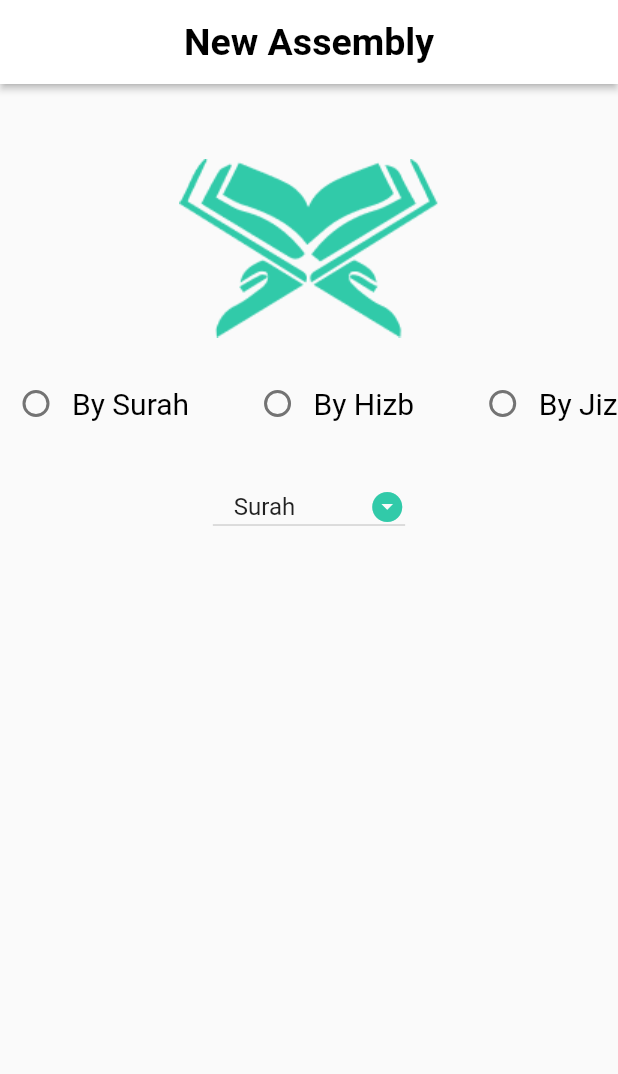
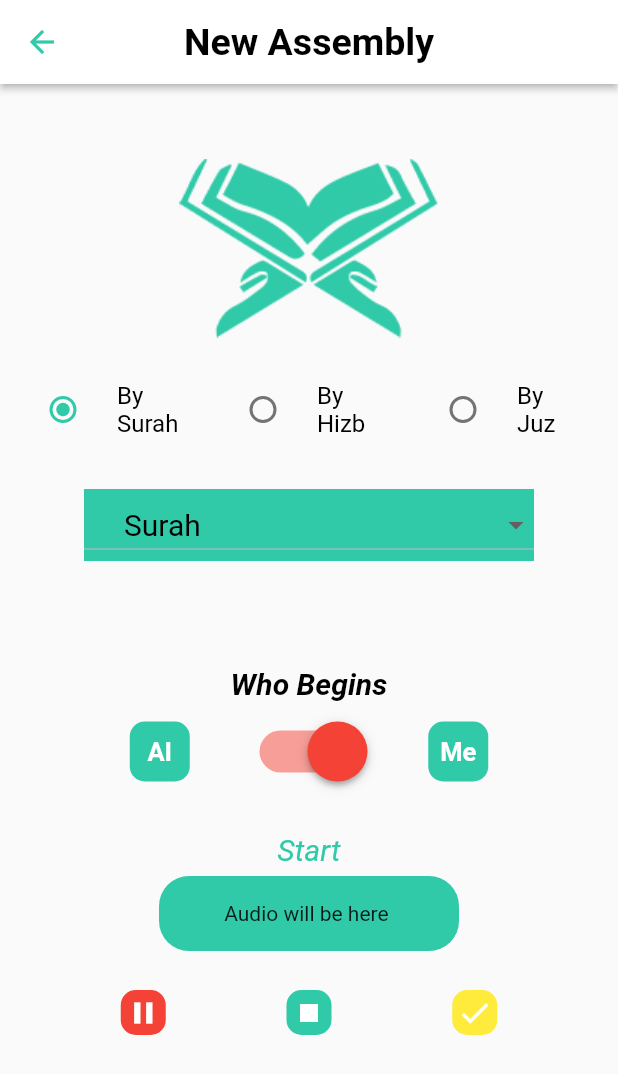
Before and after one commit to moonuure/subac_app, a Flutter app: the NewAssembly screen opened directly, on a phone screen of 412 x 824 dp. Shown: the top 1074 px of the screen. Run offline on Flutter 3.47's test engine with Material 2 defaults, Android fonts, the phone set to English and light mode, and no system bars; drawn by our look-alikes of dropdown_button2; our stand-ins replace curved_navigation_bar, google_fonts, intl_phone_field, syncfusion_flutter_gauges; Roboto replaces fonts that are missing (Rosario).

Commit message:
add new file call

```diff
--- a/lib/Ass_Com/new_assemblu.dart
+++ /dev/null
@@ -1,148 +0,0 @@
-import 'package:flutter/material.dart';
-import 'package:google_fonts/google_fonts.dart';
-import 'package:dropdown_button2/dropdown_button2.dart';
-
-class NewAssembly extends StatefulWidget {
-  NewAssembly({super.key});
-
-  @override
-  State<NewAssembly> createState() => _NewAssemblyState();
-}
-
-class _NewAssemblyState extends State<NewAssembly> {
-  String? groupValue;
-  final List<String> listItems = ["Surah", "Hizb", "Juz"];
-  String selectedVal = "Select One";
-  int index = 0;
-
-  dropDownState() {
-    selectedVal = listItems[index];
-  }
-
-  @override
-  Widget build(BuildContext context) {
-    return Scaffold(
-      appBar: AppBar(
-        centerTitle: true,
-        backgroundColor: Colors.white,
-        elevation: 2.0,
-        title: Text(
-          "New Assembly",
-          style: GoogleFonts.rosario(
-              fontSize: 25, fontWeight: FontWeight.bold, color: Colors.black),
-        ),
-      ),
-      body: Center(
-        child: Padding(
-          padding: const EdgeInsets.only(top: 50),
-          child: Column(
-            children: [
-              Image(image: AssetImage("images/kitab.png")),
-              SizedBox(
-                height: 20,
-              ),
-              Row(
-                children: <Widget>[
-                  Radio(
-                      activeColor: Color.fromARGB(255, 49, 202, 169),
-                      value: "By Surah",
-                      groupValue: groupValue,
-                      onChanged: (value) {
-                        setState(() {
-                          this.groupValue = value.toString();
-                        });
-                      }),
-                  Text(
-                    "By Surah",
-                    style:
-                        GoogleFonts.rosario(fontSize: 20, color: Colors.black),
-                  ),
-                  SizedBox(
-                    width: 35,
-                  ),
-                  Radio(
-                      activeColor: Color.fromARGB(255, 49, 202, 169),
-                      value: "By Hizb",
-                      groupValue: groupValue,
-                      onChanged: (value) {
-                        setState(() {
-                          this.groupValue = value.toString();
-                        });
-                      }),
-                  Text(
-                    "By Hizb",
-                    style:
-                        GoogleFonts.rosario(fontSize: 20, color: Colors.black),
-                  ),
-                  SizedBox(
-                    width: 35,
-                  ),
-                  Radio(
-                      activeColor: Color.fromARGB(255, 49, 202, 169),
-                      value: "Bu Juz",
-                      groupValue: groupValue,
-                      onChanged: (value) {
-                        setState(() {
-                          this.groupValue = value.toString();
-                        });
-                      }),
-                  Text(
-                    "By Jiz",
-                    style:
-                        GoogleFonts.rosario(fontSize: 20, color: Colors.black),
-                  ),
-                ],
-              ),
-              SizedBox(
-                height: 25,
-              ),
-              DropdownButton2<String>(
-                hint: Text("Select One"),
-                items: listItems.map((e) {
-                  // print(e);
-                  return DropdownMenuItem(
-                    child: Text(e),
-                    value: e,
-                  );
-                }).toList(),
-                value: listItems[index],
-                onChanged: (value) {
-                  setState(() {
-                    selectedVal = value.toString();
-                  });
-                },
-                iconStyleData: IconStyleData(
-                  icon: Icon(
-                    Icons.arrow_drop_down_circle,
-                  ),
-                  iconSize: 24,
-                  iconEnabledColor: Color.fromARGB(255, 49, 202, 169),
-                  iconDisabledColor: Colors.red.shade500,
-                ),
-                dropdownStyleData: DropdownStyleData(
-                  maxHeight: 300,
-                  padding: EdgeInsets.symmetric(horizontal: 100.0),
-                  decoration: BoxDecoration(
-                    borderRadius: BorderRadius.circular(8.0),
-                    color: Color.fromARGB(255, 49, 202, 169),
-                  ),
-                  elevation: 8,
-                  offset: const Offset(-20, 0),
-                  scrollbarTheme: ScrollbarThemeData(
-                    radius: const Radius.circular(40),
-                    thickness: MaterialStateProperty.all<double>(6),
-                    thumbVisibility: MaterialStateProperty.all<bool>(true),
-                  ),
-                ),
-                menuItemStyleData: const MenuItemStyleData(
-                  height: 40,
-                  padding: EdgeInsets.only(left: 14, right: 14),
-                ),
-              ),
-            ],
-          ),
-        ),
-      ),
-    );
-  }
-}
--- a/lib/Dashboard/dashBoard.dart
+++ b/lib/Dashboard/dashBoard.dart
@@ -3,6 +3,7 @@ import 'package:curved_navigation_bar/curved_navigation_bar.dart';
 
 import '../Ass_Com/home.dart';
 import '../Pages/Profile.dart';
+
 
 class DashBoard extends StatefulWidget {
   @override
--- /dev/null
+++ b/lib/Pages/new_assemblu.dart
@@ -0,0 +1,237 @@
+import 'package:flutter/material.dart';
+import 'package:google_fonts/google_fonts.dart';
+import 'package:dropdown_button2/dropdown_button2.dart';
+
+class NewAssembly extends StatefulWidget {
+  NewAssembly({super.key});
+
+  @override
+  State<NewAssembly> createState() => _NewAssemblyState();
+}
+
+class _NewAssemblyState extends State<NewAssembly> {
+  final List<String> listItems = ["Surah", "Hizb", "Juz"];
+  String _selectedMenuItemValue = "Surah";
+  int _selectedRadioButton = 0;
+
+  // building for radioButton to use again and again
+  Widget _buildRadioButton(
+      {required String title, required int radioButtonValue}) {
+    return Flexible(
+      child: Transform.scale(
+        scale: 1,
+        child: RadioListTile(
+            activeColor: Color.fromARGB(255, 49, 202, 169),
+            value: radioButtonValue,
+            groupValue: _selectedRadioButton,
+            title: Text(
+              title,
+              style: TextStyle(color: Colors.black, fontSize: 16),
+            ),
+            onChanged: (indexOfSelectedRadio) {
+              setState(() {
+                _selectedRadioButton = indexOfSelectedRadio!;
+              });
+            }),
+      ),
+    );
+  }
+
+  @override
+  Widget build(BuildContext context) {
+    return Scaffold(
+      appBar: AppBar(
+        centerTitle: true,
+        leading: BackButton(color: Color.fromARGB(255, 49, 202, 169)),
+        backgroundColor: Colors.white,
+        elevation: 2.0,
+        title: Text(
+          "New Assembly",
+          style: GoogleFonts.rosario(
+              fontSize: 25, fontWeight: FontWeight.bold, color: Colors.black),
+        ),
+      ),
+      body: Center(
+        child: Padding(
+          padding: const EdgeInsets.only(top: 50),
+          child: Column(
+            children: [
+              Image(image: AssetImage("images/kitab.png")),
+              SizedBox(
+                height: 20,
+              ),
+              SizedBox(
+                width: 400,
+                child: Row(
+                  children: [
+                    _buildRadioButton(title: "By Surah", radioButtonValue: 0),
+                    _buildRadioButton(title: "By Hizb", radioButtonValue: 1),
+                    _buildRadioButton(title: "By Juz", radioButtonValue: 2),
+                  ],
+                ),
+              ),
+              SizedBox(
+                height: 25,
+              ),
+              DropdownButton2<String>(
+                barrierColor: Colors.transparent,
+                alignment: AlignmentDirectional.center,
+                buttonStyleData: ButtonStyleData(
+                    width: 300,
+                    decoration: BoxDecoration(
+                      color: Color.fromARGB(255, 49, 202, 169),
+                    )),
+                hint: Text("SlecteValue"),
+                style: TextStyle(
+                  color: Colors.black,
+                  fontSize: 20,
+                  fontStyle: FontStyle.normal,
+                ),
+                items: listItems.map((String DropdwonMenuItemString) {
+                  return DropdownMenuItem(
+                    child: Text(DropdwonMenuItemString),
+                    value: DropdwonMenuItemString,
+                  );
+                }).toList(),
+                onChanged: (ValueOfTabbedMenuItem) {
+                  setState(() {
+                    _selectedMenuItemValue = ValueOfTabbedMenuItem!;
+                  });
+
+                },
+                value: _selectedMenuItemValue,
+              ),
+              SizedBox(height: 60),
+              Padding(
+                padding: const EdgeInsets.symmetric(vertical: 10),
+                child: Text(
+                  "Who Begins",
+                  style: TextStyle(
+                    color: Colors.black,
+                    fontSize: 20,
+                    fontStyle: FontStyle.italic,
+                    fontWeight: FontWeight.bold,
+                  ),
+                ),
+              ),
+              Row(
+                mainAxisAlignment: MainAxisAlignment.center,
+                children: [
+                  Container(
+                    height: 40,
+                    width: 40,
+                    decoration: BoxDecoration(
+                      borderRadius: BorderRadius.circular(10),
+                      color: Color.fromARGB(255, 49, 202, 169),
+                    ),
+                    child: Center(
+                      child: Text(
+                        "AI",
+                        style: TextStyle(
+                          color: Colors.white,
+                          fontStyle: FontStyle.normal,
+                          fontWeight: FontWeight.bold,
+                          fontSize: 17,
+                        ),
+                      ),
+                    ),
+                  ),
+                  SizedBox(width: 50),
+                  Transform.scale(
+                      scale: 2,
+                      child: Switch.adaptive(
+                          activeColor: Colors.red,
+                          value: true,
+                          onChanged: (value) {})),
+                  SizedBox(width: 50),
+                  Container(
+                    height: 40,
+                    width: 40,
+                    decoration: BoxDecoration(
+                      borderRadius: BorderRadius.circular(10),
+                      color: Color.fromARGB(255, 49, 202, 169),
+                    ),
+                    child: Center(
+                      child: Text(
+                        "Me",
+                        style: TextStyle(
+                          color: Colors.white,
+                          fontStyle: FontStyle.normal,
+                          fontWeight: FontWeight.bold,
+                          fontSize: 17,
+                        ),
+                      ),
+                    ),
+                  ),
+                ],
+              ),
+              SizedBox(height: 30),
+              Text(
+                "Start",
+                style: TextStyle(
+                  fontSize: 20,
+                  color: Color.fromARGB(255, 49, 202, 169),
+                  fontStyle: FontStyle.italic,
+                ),
+              ),
+              Padding(
+                padding: EdgeInsets.all(6),
+                child: Container(
+                  height: 50,
+                  width: 200,
+                  decoration: BoxDecoration(
+                    borderRadius: BorderRadius.circular(20),
+                    color: Color.fromARGB(255, 49, 202, 169),
+                  ),
+                  child: Center(child: Text("Audio will be here ")),
+                ),
+              ),
+              SizedBox(height: 20),
+              Row(
+                mainAxisAlignment: MainAxisAlignment.spaceEvenly,
+                children: [
+                  Container(
+                    height: 30,
+                    width: 30,
+                    decoration: BoxDecoration(
+                      borderRadius: BorderRadius.circular(10),
+                      color: Colors.red,
+                    ),
+                    child: Icon(
+                      Icons.pause,
+                      color: Colors.white,
+                    ),
+                  ),
+                  Container(
+                    height: 30,
+                    width: 30,
+                    decoration: BoxDecoration(
+                      borderRadius: BorderRadius.circular(10),
+                      color: Color.fromARGB(255, 49, 202, 169),
+                    ),
+                    child: Icon(
+                      Icons.stop,
+                      color: Colors.white,
+                    ),
+                  ),
+                  Container(
+                    height: 30,
+                    width: 30,
+                    decoration: BoxDecoration(
+                      borderRadius: BorderRadius.circular(10),
+                      color: Colors.yellow,
+                    ),
+                    child: Icon(
+                      Icons.check,
+                      color: Colors.white,
+                    ),
+                  ),
+                ],
+              )
+            ],
+          ),
+        ),
+      ),
+    );
+  }
+}
```
Also changed, not shown: lib/Ass_Com/home.dart (+11 -7 lines), lib/Dashboard/new_Ass_Com.dart (+5 -8 lines), lib/Pages/compelete_task.dart (added, +79 -0 lines).
